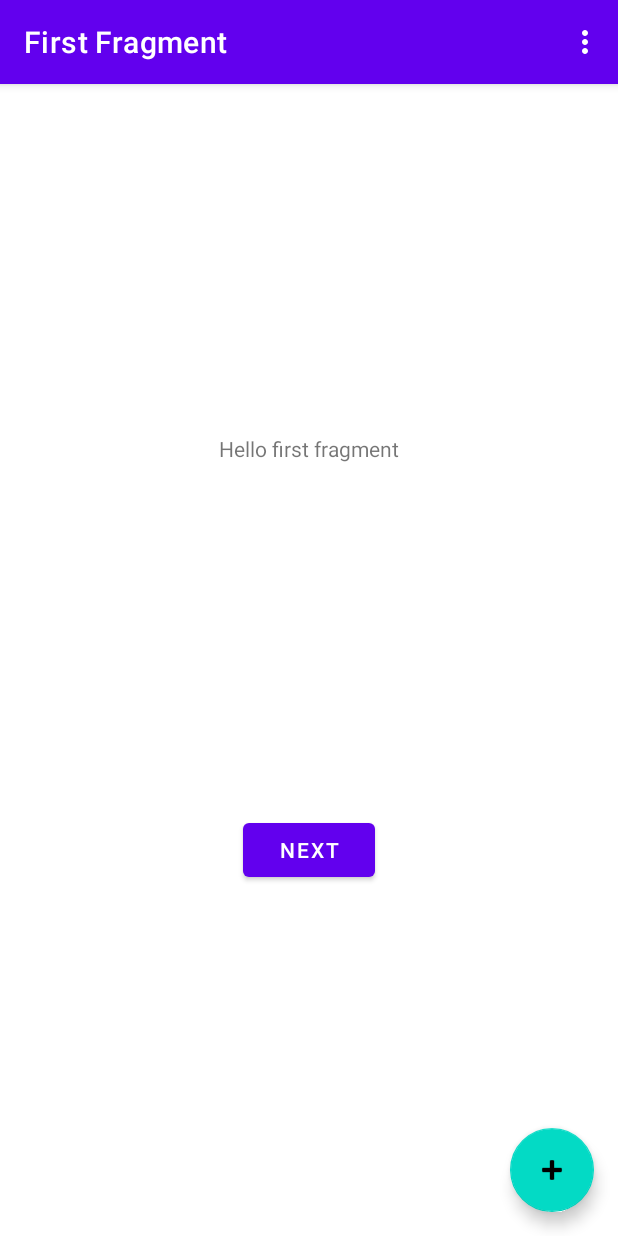
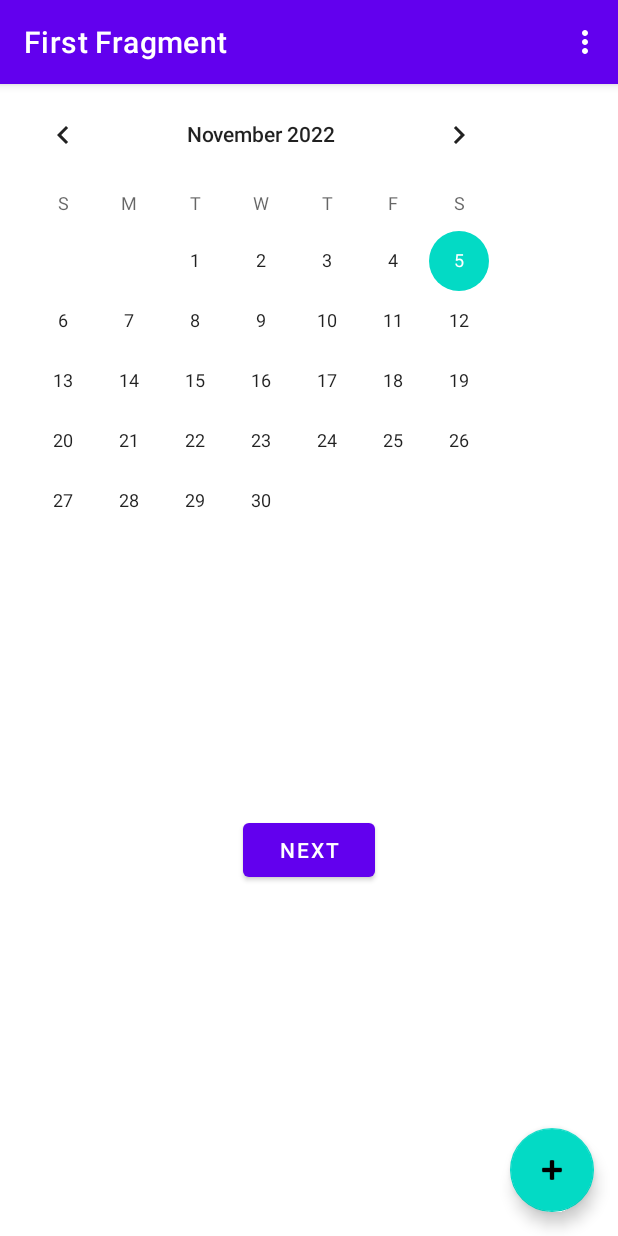
Before and after one commit to farhan-a3/reminder-app-old, an Android app: the screen it shows after launch (MainActivity), on a phone screen of 412 x 824 dp. Run offline under Robolectric (Android 15) with nearby library versions, the phone set to English and light mode, and no system bars; our stand-ins replace navigation-ui.

Commit message:
calendar
Okay boomer

```diff
--- a/app/src/main/res/layout/content_main.xml
+++ b/app/src/main/res/layout/content_main.xml
@@ -12,8 +12,11 @@
         android:layout_height="0dp"
         app:defaultNavHost="true"
         app:layout_constraintBottom_toBottomOf="parent"
+        app:layout_constraintHorizontal_bias="0.0"
         app:layout_constraintLeft_toLeftOf="parent"
         app:layout_constraintRight_toRightOf="parent"
         app:layout_constraintTop_toTopOf="parent"
+        app:layout_constraintVertical_bias="0.0"
         app:navGraph="@navigation/nav_graph" />
+
 </androidx.constraintlayout.widget.ConstraintLayout>
--- a/app/src/main/res/layout/fragment_first.xml
+++ b/app/src/main/res/layout/fragment_first.xml
@@ -10,11 +10,16 @@
         android:id="@+id/textview_first"
         android:layout_width="wrap_content"
         android:layout_height="wrap_content"
-        android:text="@string/hello_first_fragment"
         app:layout_constraintBottom_toTopOf="@id/button_first"
         app:layout_constraintEnd_toEndOf="parent"
         app:layout_constraintStart_toStartOf="parent"
         app:layout_constraintTop_toTopOf="parent" />
+
+    <CalendarView
+        android:layout_width="wrap_content"
+        android:layout_height="wrap_content"
+        tools:layout_editor_absoluteX="30dp"
+        tools:layout_editor_absoluteY="103dp" />
 
     <Button
         android:id="@+id/button_first"
```
